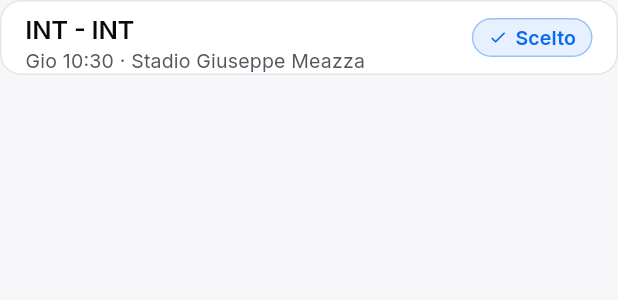
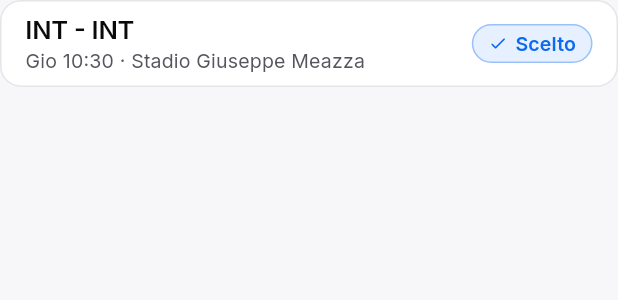
Before and after one commit to nicolariccio/TotoItaliano_V2, a Flutter app: the _HeroMatchRow widget shown alone on an empty page, opened directly with empty values, on a phone screen of 412 x 824 dp. Shown: the top 300 px of the screen. Run offline on Flutter 3.47's test engine with Material 3 defaults, Android fonts, the phone set to English and light mode, and no system bars; our stand-ins replace cloud_firestore, firebase_auth, firebase_core, flutter_riverpod, freezed_annotation, go_router and 3 more; accounts and stored records are empty; generated files the repository leaves out were written again; network calls fail.

Commit message:
Correggi overflow verticale nelle righe partita compatte della Home
_HeroMatchRow vincolava il contenuto (nome partita + orario/stadio su
due righe) dentro un SizedBox(height: 32) troppo stretto: bastava
un'ampiezza di finestra qualsiasi per farlo traboccare di 8px (visibile
solo in debug/flutter run, non nella build release che avevo testato
io — da qui il bug passato inosservato). Rimosso il vincolo fisso,
la riga si dimensiona ora sul contenuto reale.

Co-Authored-By: Claude Sonnet 5 <noreply@anthropic.com>
Claude-Session: https://claude.ai/code/session_012sxsZhfUtwDrGhoybtscaA

```diff
--- a/lib/features/home/presentation/screens/home_screen.dart
+++ b/lib/features/home/presentation/screens/home_screen.dart
@@ -402,13 +402,11 @@ class _HeroMatchRow extends StatelessWidget {
       padding: const EdgeInsets.symmetric(
           horizontal: TotoSpace.lg, vertical: TotoSpace.sm),
       onTap: onTap,
-      child: SizedBox(
-        height: 32,
       child: Row(
         children: [
           Expanded(
             child: Column(
-                mainAxisAlignment: MainAxisAlignment.center,
+              mainAxisSize: MainAxisSize.min,
               crossAxisAlignment: CrossAxisAlignment.start,
               children: [
                 Text(
@@ -434,7 +432,6 @@ class _HeroMatchRow extends StatelessWidget {
               const TotoDashedChip('Scegli'),
         ],
       ),
-      ),
     );
   }
 }
```
Lines whose indentation alone changed are shown as unchanged.
